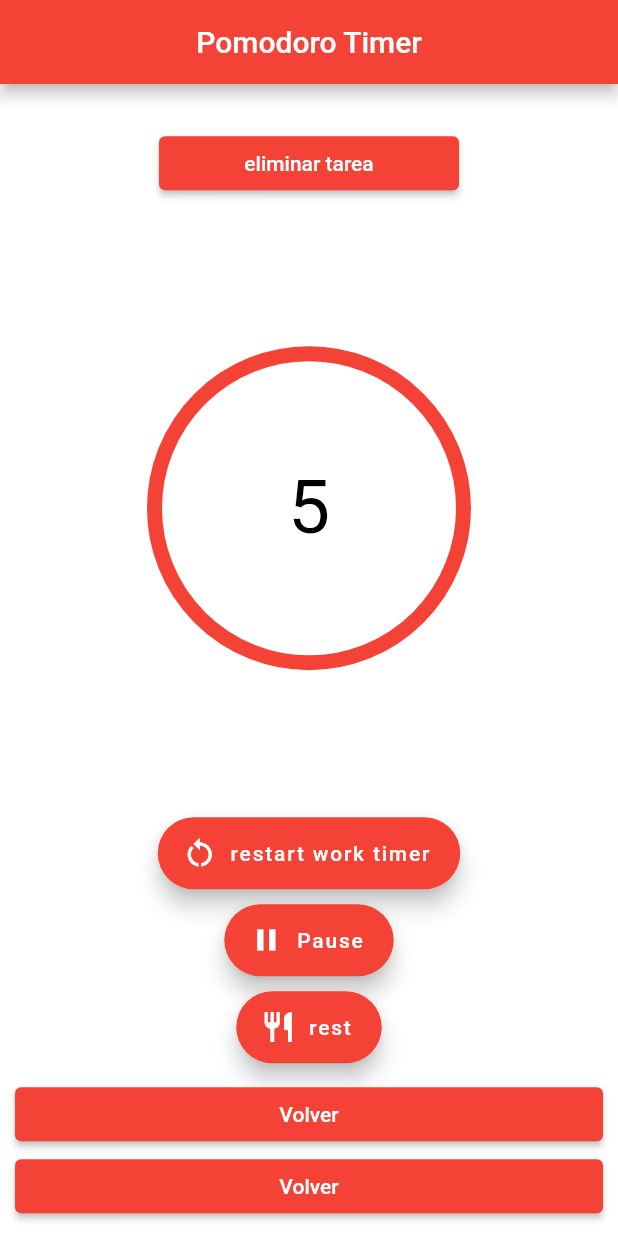
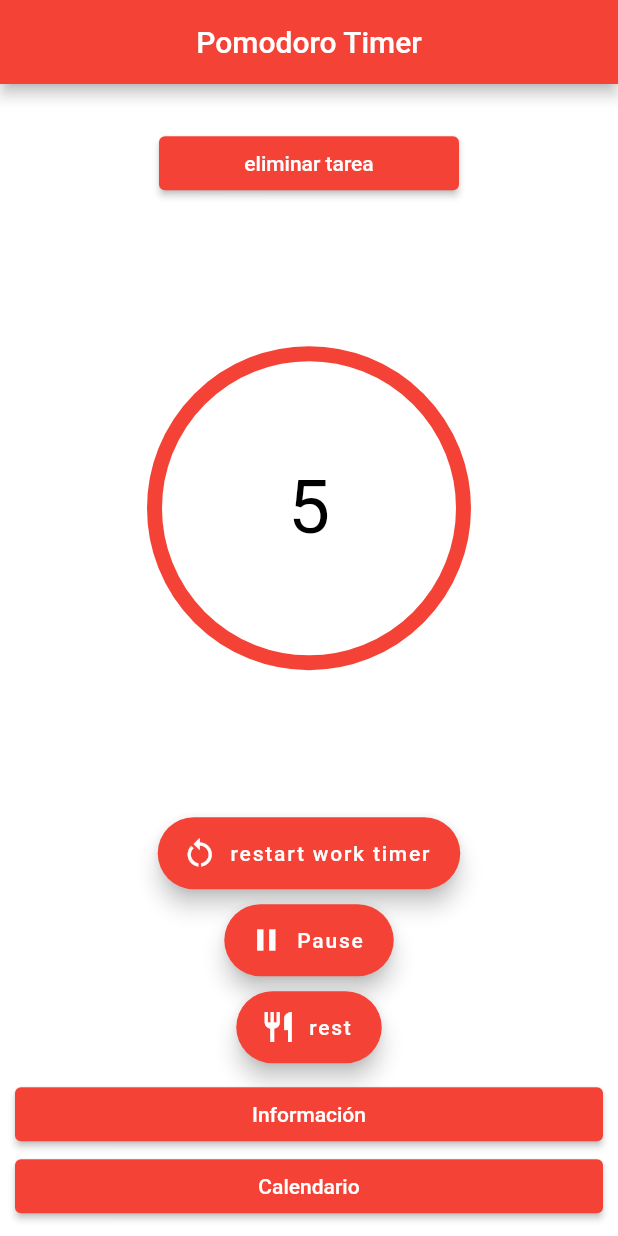
Before and after one commit to JosephDanielRojas/proyecto_final, a Flutter app: the screen it shows after launch, scrolled down 576 dp, on a phone screen of 412 x 824 dp. Run offline on Flutter 3.47's test engine with Material 2 defaults, Android fonts, the phone set to English and light mode, and no system bars; drawn by our look-alikes of circular_countdown_timer; our stand-ins replace rflutter_alert, shared_preferences, syncfusion_flutter_calendar; missing offline and left inert: flutter_ringtone_player.

Commit message:
Botones con nombre cambiados

```diff
--- a/lib/main.dart
+++ b/lib/main.dart
@@ -264,7 +264,7 @@ class _DemoAppState extends State<DemoApp> {
                   Navigator.push(context,
                       MaterialPageRoute(builder: (context) => SecondRoute()));
                 },
-                child: const Text("Volver")),
+                child: const Text("Información")),
             ElevatedButton(
                 onPressed: () {
                   Navigator.push(
@@ -273,7 +273,7 @@ class _DemoAppState extends State<DemoApp> {
                           builder: (context) =>
                               const CalRoute(tittle: 'Calendario de tareas')));
                 },
-                child: const Text("Volver")),
+                child: const Text("Calendario")),
           ],
         ),
       ),
@@ -432,8 +432,8 @@ class CalRoute extends StatelessWidget {
     return SfCalendar(
       view: CalendarView.week,
       firstDayOfWeek: 6,
-      //initialDisplayDate: DateTime(2021, 03, 01, 08, 30),
-      //initialSelectedDate: DateTime(2021, 03, 01, 08, 30),
+      initialDisplayDate: DateTime(2021, 03, 01, 08, 30),
+      initialSelectedDate: DateTime(2021, 03, 01, 08, 30),
       dataSource: MeetingDataSource(getAppointments()),
     );
   }
```
